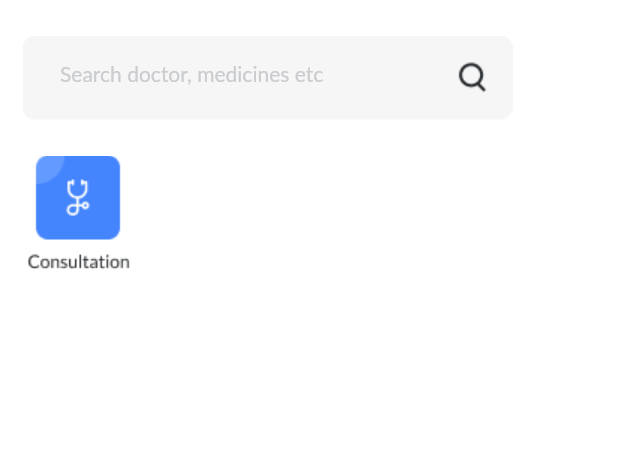
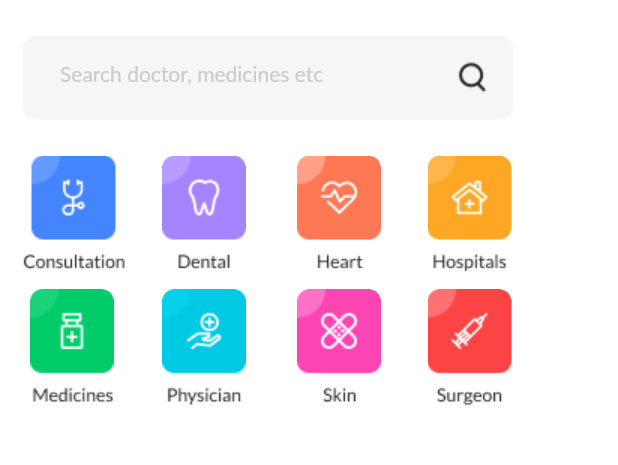
Before and after one commit to Lance-Abella/find_your_doctor, a Flutter app: the screen it shows after launch, on a phone screen of 412 x 824 dp, the part 236-701 px from its top. Run offline on Flutter 3.47's test engine with Material 2 defaults, Android fonts, the phone set to English and light mode, and no system bars; Roboto replaces fonts that are missing (Lato).

Commit message:
Placing the categories

```diff
--- a/lib/home.dart
+++ b/lib/home.dart
@@ -6,14 +6,14 @@ class Home extends StatelessWidget {
 
   @override
   Widget build(BuildContext context) {
-    Widget firstCategory = buildCategory('assets/Ic_Consultation.png', 69, 81, 261, 18, 8);
-    Widget secondCategory = buildCategory('assets/Ic_Consultation.png', 69, 81, 261, 18, 8);
-    Widget thirdCategory = buildCategory('assets/Ic_Consultation.png', 69, 81, 261, 18, 8);
-    Widget fourthCategory = buildCategory('assets/Ic_Consultation.png', 69, 81, 261, 18, 8);
-    Widget fifthCategory = buildCategory('assets/Ic_Consultation.png', 69, 81, 261, 18, 8);
-    Widget sixthCategory = buildCategory('assets/Ic_Consultation.png', 69, 81, 261, 18, 8);
-    Widget seventhCategory = buildCategory('assets/Ic_Consultation.png', 69, 81, 261, 18, 8);
-    Widget eightCategory = buildCategory('assets/Ic_Consultation.png', 69, 81, 261, 18, 8);
+    Widget firstCategory = buildCategory('assets/Ic_Consultation.png', 69, 81, 261, 15, 8);
+    Widget secondCategory = buildCategory('assets/Ic_Dental.png', 56, 81, 261, 108, 8);
+    Widget thirdCategory = buildCategory('assets/Ic_Heart.png', 56, 81, 261, 198, 8);
+    Widget fourthCategory = buildCategory('assets/Ic_Hospitals.png', 56, 81, 261, 285, 8);
+    Widget fifthCategory = buildCategory('assets/Ic_Medicines.png', 56, 81, 350, 20, 8);
+    Widget sixthCategory = buildCategory('assets/Ic_Physician.png', 56, 81, 350, 108, 8);
+    Widget seventhCategory = buildCategory('assets/Ic_Skin.png', 56, 81, 350, 198, 8);
+    Widget eightCategory = buildCategory('assets/Ic_Surgeon.png', 56, 81, 350, 285, 8);
 
     return MaterialApp(
       home: Scaffold(
@@ -107,6 +107,13 @@ class Home extends StatelessWidget {
                 ),
 
                 firstCategory,
+                secondCategory,
+                thirdCategory,
+                fourthCategory,
+                fifthCategory,
+                sixthCategory,
+                seventhCategory,
+                eightCategory,
 
 
               ],
```
